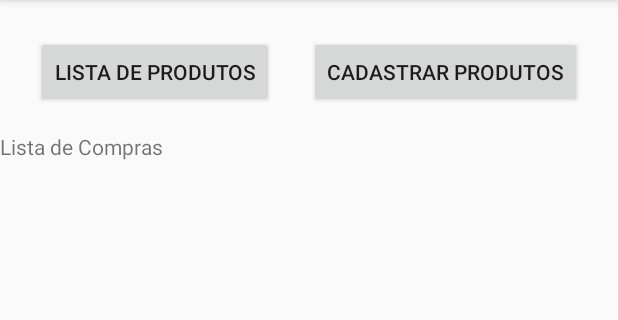
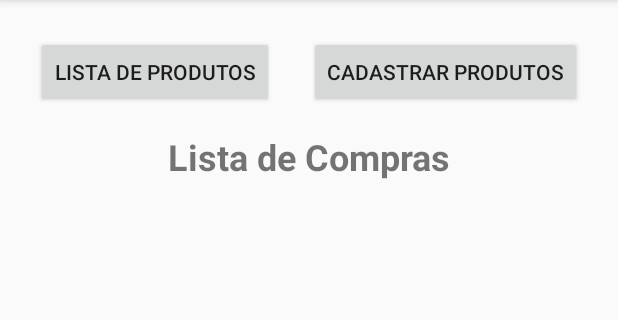
Before and after one commit to felipemostardas/APS-CDM-Fadergs, an Android app: the ListaCompraActivity screen opened directly, with no data from a screen before it, on a phone screen of 412 x 824 dp, the part 84-404 px from its top. Run offline under Robolectric (Android 15) with nearby library versions, the phone set to English and light mode, and no system bars.

Commit message:
alinhamento de titulo

```diff
--- a/app/src/main/res/layout/activity_lista_compra.xml
+++ b/app/src/main/res/layout/activity_lista_compra.xml
@@ -32,8 +32,13 @@
         android:id="@+id/textView3"
         android:layout_width="wrap_content"
         android:layout_height="wrap_content"
+        android:layout_marginStart="8dp"
         android:layout_marginTop="16dp"
+        android:layout_marginEnd="8dp"
         android:text="Lista de Compras"
-        app:layout_constraintTop_toBottomOf="@+id/button"
-        tools:layout_editor_absoluteX="16dp" />
+        android:textSize="24sp"
+        android:textStyle="bold"
+        app:layout_constraintEnd_toEndOf="parent"
+        app:layout_constraintStart_toStartOf="parent"
+        app:layout_constraintTop_toBottomOf="@+id/button" />
 </android.support.constraint.ConstraintLayout>
--- a/app/src/main/res/layout/activity_lista_produtos.xml
+++ b/app/src/main/res/layout/activity_lista_produtos.xml
@@ -99,4 +99,5 @@
         app:layout_constraintEnd_toEndOf="parent"
         app:layout_constraintStart_toStartOf="parent"
         app:layout_constraintTop_toBottomOf="@+id/etAnotacao" />
+
 </android.support.constraint.ConstraintLayout>
```
